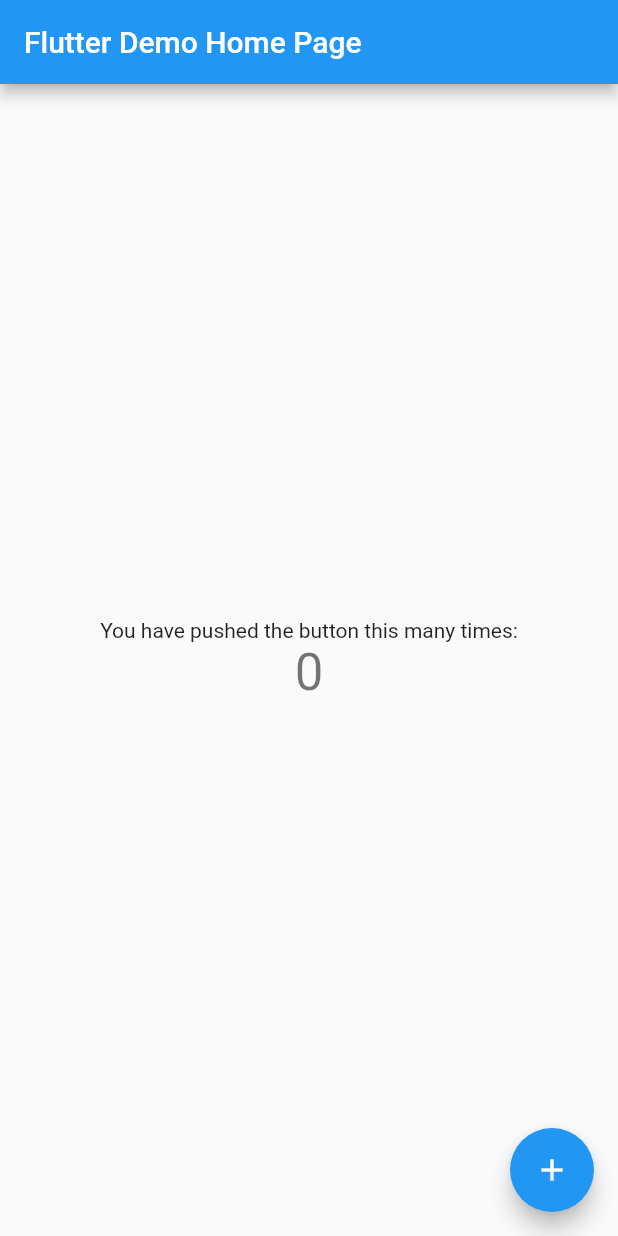
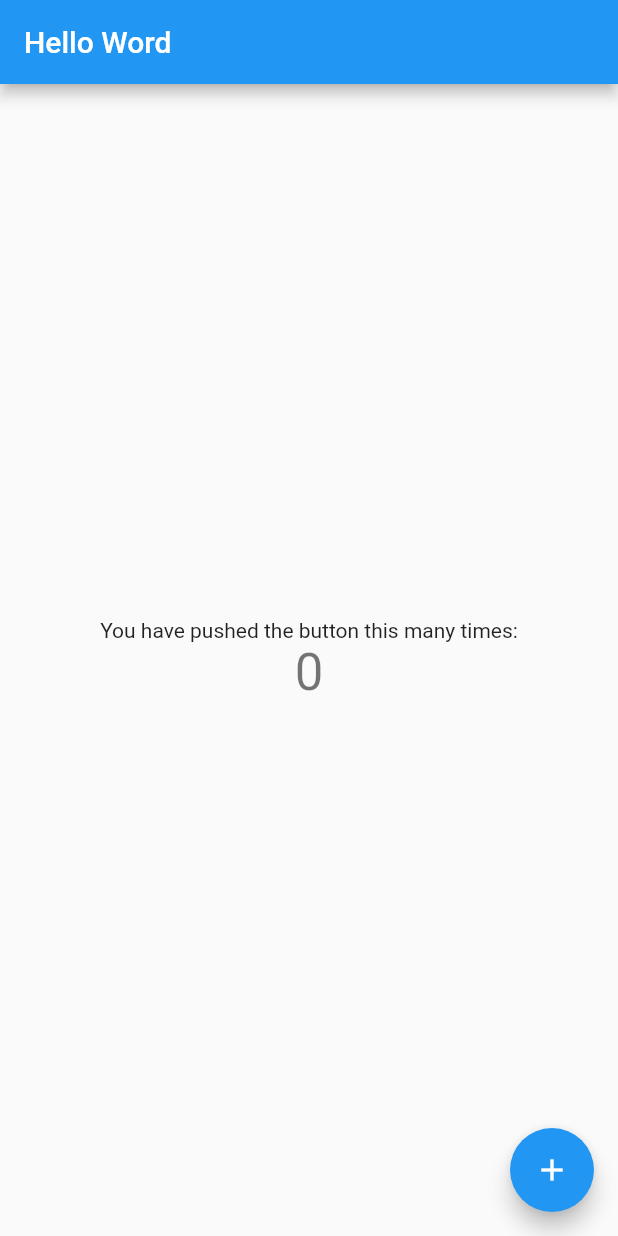
Before and after one commit to robyhuzwandar/tour, a Flutter app: the screen it shows after launch, on a phone screen of 412 x 824 dp. Run offline on Flutter 3.47's test engine with Material 2 defaults, Android fonts, the phone set to English and light mode, and no system bars.

Commit message:
hello world

```diff
--- a/lib/main.dart
+++ b/lib/main.dart
@@ -9,18 +9,9 @@ class MyApp extends StatelessWidget {
     return MaterialApp(
       title: 'Flutter Demo',
       theme: ThemeData(
-        // This is the theme of your application.
-        //
-        // Try running your application with "flutter run". You'll see the
-        // application has a blue toolbar. Then, without quitting the app, try
-        // changing the primarySwatch below to Colors.green and then invoke
-        // "hot reload" (press "r" in the console where you ran "flutter run",
-        // or simply save your changes to "hot reload" in a Flutter IDE).
-        // Notice that the counter didn't reset back to zero; the application
-        // is not restarted.
         primarySwatch: Colors.blue,
       ),
-      home: MyHomePage(title: 'Flutter Demo Home Page'),
+      home: MyHomePage(title: 'Hello Word'),
     );
   }
 }
```
